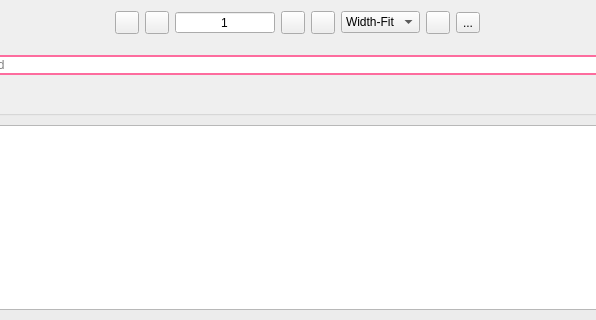
First picture: the form in UI/wise-pdf-view.ui, repository textbrowser/wise, before the edit; both pictures show x 130 to 726 and y 0 to 320 of the 885 by 800 pixel window.
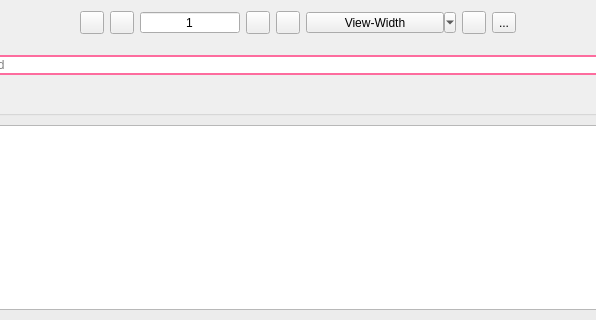
Second picture: the form after the edit. Icons and pictures are not drawn.

```diff
--- a/UI/wise-pdf-view.ui
+++ b/UI/wise-pdf-view.ui
@@ -113,23 +113,22 @@
       </widget>
      </item>
      <item>
-      <widget class="QComboBox" name="view_size">
-       <property name="currentIndex">
-        <number>1</number>
+      <widget class="QToolButton" name="view_size">
+       <property name="minimumSize">
+        <size>
+         <width>150</width>
+         <height>0</height>
+        </size>
        </property>
-       <property name="sizeAdjustPolicy">
-        <enum>QComboBox::AdjustToContents</enum>
+       <property name="text">
+        <string>View-Width</string>
        </property>
-       <item>
-        <property name="text">
-         <string>View-Fit</string>
-        </property>
-       </item>
-       <item>
-        <property name="text">
-         <string>Width-Fit</string>
-        </property>
-       </item>
+       <property name="popupMode">
+        <enum>QToolButton::MenuButtonPopup</enum>
+       </property>
+       <property name="toolButtonStyle">
+        <enum>Qt::ToolButtonTextBesideIcon</enum>
+       </property>
       </widget>
      </item>
      <item>
```
Left out of the diff: 1 changed line with no effect on the pictures.
